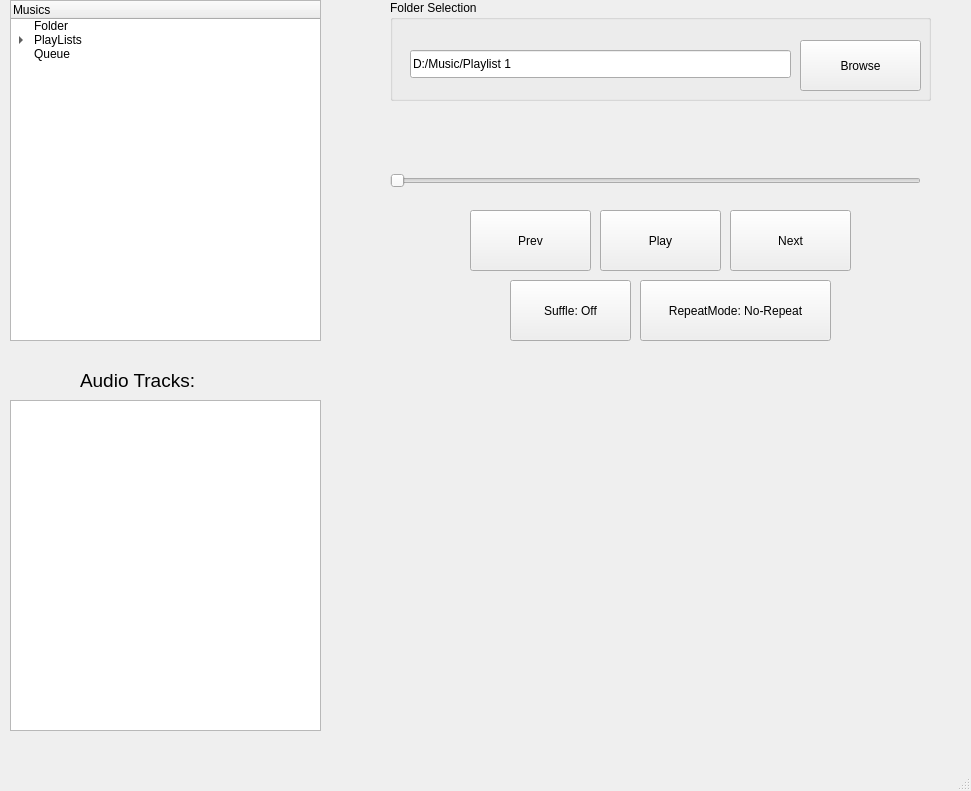
This is musicroom.ui in Mamad-MD/JukeBox-MusicPlayer- as Qt 5 draws it before an edit. The edited form follows.
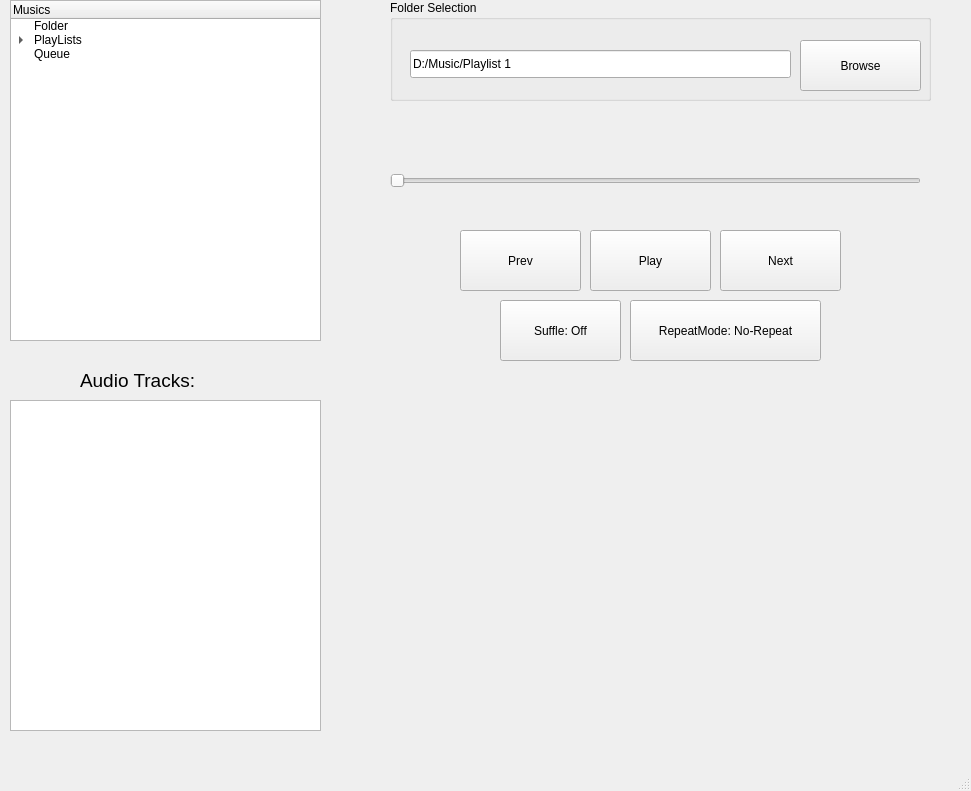
This is the edited form.

Commit message: A Simple Music Player Working Fine and Nicely!

Patch:
```diff
--- a/musicroom.ui
+++ b/musicroom.ui
@@ -89,8 +89,8 @@
    <widget class="QPushButton" name="PushButton_PlayPause">
     <property name="geometry">
      <rect>
-      <x>600</x>
-      <y>210</y>
+      <x>590</x>
+      <y>230</y>
       <width>121</width>
       <height>61</height>
      </rect>
@@ -102,8 +102,8 @@
    <widget class="QPushButton" name="PushButton_Next">
     <property name="geometry">
      <rect>
-      <x>730</x>
-      <y>210</y>
+      <x>720</x>
+      <y>230</y>
       <width>121</width>
       <height>61</height>
      </rect>
@@ -118,8 +118,8 @@
    <widget class="QPushButton" name="PushButton_Prev">
     <property name="geometry">
      <rect>
-      <x>470</x>
-      <y>210</y>
+      <x>460</x>
+      <y>230</y>
       <width>121</width>
       <height>61</height>
      </rect>
@@ -131,8 +131,8 @@
    <widget class="QPushButton" name="PushButton_Shuffle">
     <property name="geometry">
      <rect>
-      <x>510</x>
-      <y>280</y>
+      <x>500</x>
+      <y>300</y>
       <width>121</width>
       <height>61</height>
      </rect>
@@ -186,8 +186,8 @@
    <widget class="QPushButton" name="PushButton_Repeat">
     <property name="geometry">
      <rect>
-      <x>640</x>
-      <y>280</y>
+      <x>630</x>
+      <y>300</y>
       <width>191</width>
       <height>61</height>
      </rect>
@@ -212,6 +212,22 @@
      <enum>Qt::Orientation::Horizontal</enum>
     </property>
    </widget>
+   <widget class="QLabel" name="Label_Timer">
+    <property name="geometry">
+     <rect>
+      <x>540</x>
+      <y>200</y>
+      <width>211</width>
+      <height>31</height>
+     </rect>
+    </property>
+    <property name="text">
+     <string/>
+    </property>
+    <property name="alignment">
+     <set>Qt::AlignmentFlag::AlignCenter</set>
+    </property>
+   </widget>
   </widget>
   <widget class="QMenuBar" name="menubar">
    <property name="geometry">
```
Left out of the diff: 2 changed lines with no effect on the pictures. The commit also changes 2 other files.
